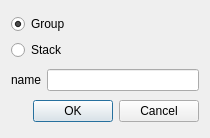
First picture: the form in source/newgroupdialog.ui, repository janvc/molconv, before the edit.
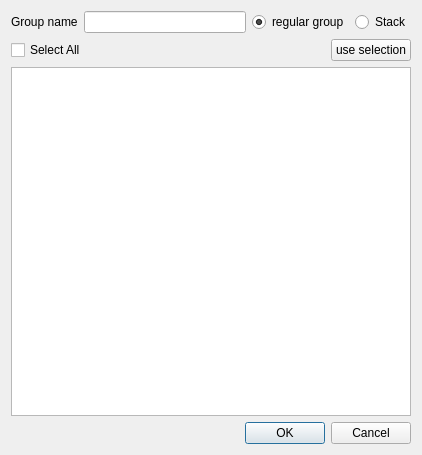
Second picture: the form after the edit.

Commit message: reworked the molecule list and various other changes

Patch:
```diff
--- a/source/newgroupdialog.ui
+++ b/source/newgroupdialog.ui
@@ -6,38 +6,36 @@
    <rect>
     <x>0</x>
     <y>0</y>
-    <width>210</width>
-    <height>138</height>
+    <width>422</width>
+    <height>455</height>
    </rect>
   </property>
   <property name="sizePolicy">
-   <sizepolicy hsizetype="Fixed" vsizetype="Fixed">
+   <sizepolicy hsizetype="Preferred" vsizetype="Preferred">
     <horstretch>0</horstretch>
     <verstretch>0</verstretch>
    </sizepolicy>
   </property>
-  <property name="minimumSize">
-   <size>
-    <width>210</width>
-    <height>138</height>
-   </size>
-  </property>
-  <property name="maximumSize">
-   <size>
-    <width>210</width>
-    <height>138</height>
-   </size>
-  </property>
   <property name="windowTitle">
    <string>Dialog</string>
   </property>
-  <layout class="QVBoxLayout" name="verticalLayout_2">
+  <layout class="QVBoxLayout" name="verticalLayout">
    <item>
-    <layout class="QVBoxLayout" name="verticalLayout">
+    <layout class="QHBoxLayout" name="horizontalLayout">
+     <item>
+      <widget class="QLabel" name="groupNameLabel">
+       <property name="text">
+        <string>Group name</string>
+       </property>
+      </widget>
+     </item>
+     <item>
+      <widget class="QLineEdit" name="groupNameLEdit"/>
+     </item>
      <item>
       <widget class="QRadioButton" name="isGroupRB">
        <property name="text">
-        <string>Group</string>
+        <string>regular group</string>
        </property>
        <property name="checked">
         <bool>true</bool>
@@ -54,19 +52,39 @@
     </layout>
    </item>
    <item>
-    <layout class="QHBoxLayout" name="horizontalLayout">
+    <layout class="QHBoxLayout" name="horizontalLayout_2">
      <item>
-      <widget class="QLabel" name="groupNameLabel">
+      <widget class="QCheckBox" name="selAllCheckBox">
        <property name="text">
-        <string>name</string>
+        <string>Select All</string>
        </property>
       </widget>
      </item>
      <item>
-      <widget class="QLineEdit" name="groupNameLEdit"/>
+      <spacer name="horizontalSpacer">
+       <property name="orientation">
+        <enum>Qt::Horizontal</enum>
+       </property>
+       <property name="sizeHint" stdset="0">
+        <size>
+         <width>40</width>
+         <height>20</height>
+        </size>
+       </property>
+      </spacer>
+     </item>
+     <item>
+      <widget class="QPushButton" name="pushButton">
+       <property name="text">
+        <string>use selection</string>
+       </property>
+      </widget>
      </item>
     </layout>
    </item>
+   <item>
+    <widget class="QListWidget" name="molList"/>
+   </item>
    <item>
     <widget class="QDialogButtonBox" name="buttonBox">
      <property name="orientation">
```
The commit also changes 37 other files.
